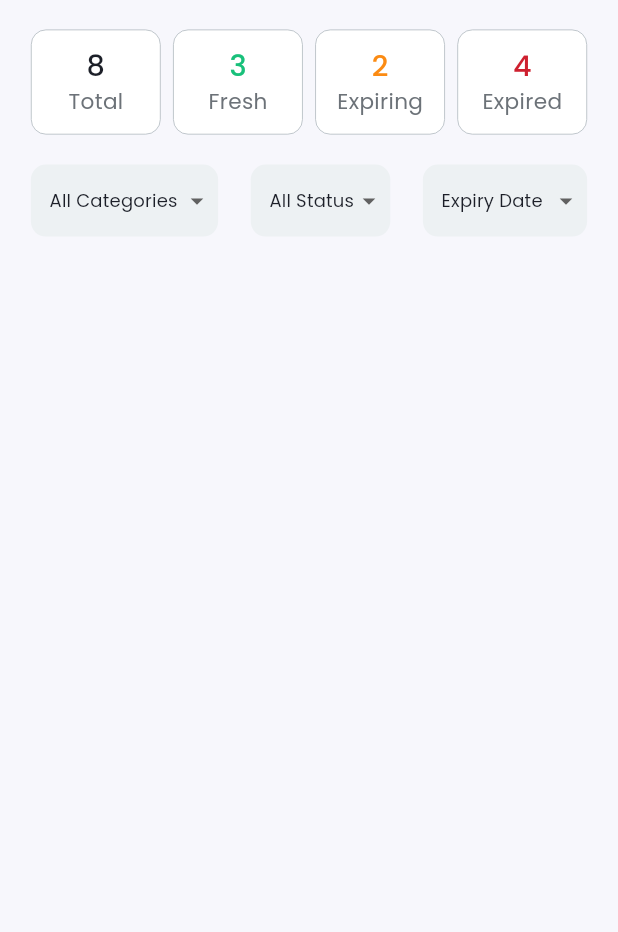
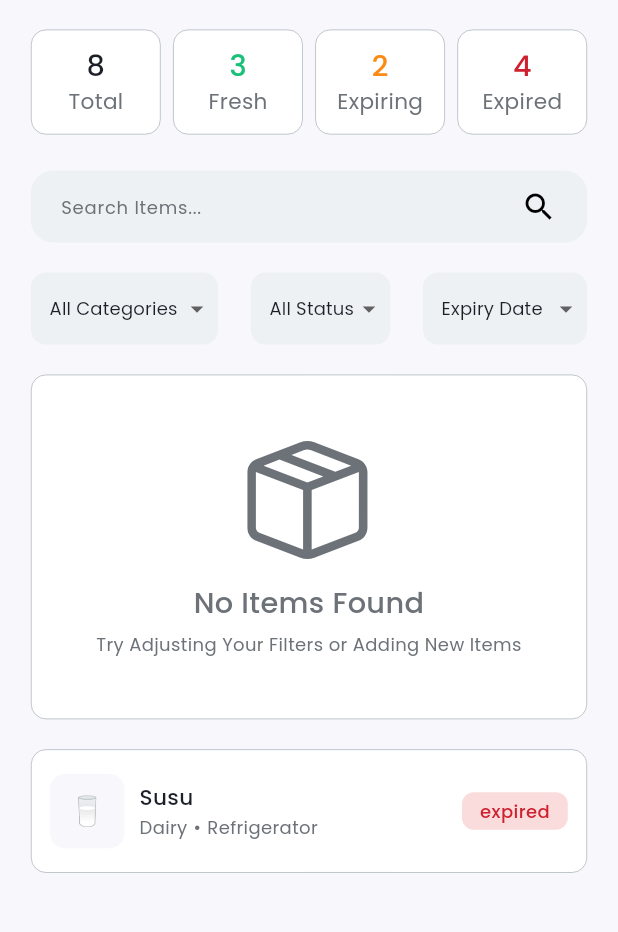
Before and after one commit to hao47/pantrikita, a Flutter app: the PantryPage screen opened directly, on a phone screen of 412 x 824 dp, the part 71-1003 px from its top. Run offline on Flutter 3.47's test engine with Material 3 defaults, Android fonts, the phone set to English and light mode, and no system bars; our stand-ins replace bloc, equatable, flutter_bloc, flutter_dotenv, flutter_svg, get_it and 5 more; accounts and stored records are empty.

Commit message:
feat: [SF] completing pantry page ui

```diff
--- a/lib/core/bloc/provider/provider.dart
+++ b/lib/core/bloc/provider/provider.dart
@@ -1,7 +1,14 @@
+import 'package:flutter_bloc/flutter_bloc.dart';
+import 'package:pantrikita/feature/pantry/presentation/bloc/pantry_bloc.dart';
+
+import '../../../injection-container.dart';
+
 class Provider {
   static providers() {
     return [
-
+      BlocProvider(
+        create: (_) => sl.get<PantryBloc>(),
+      ),
     ];
   }
 }
--- /dev/null
+++ b/lib/core/widgets/card_item.dart
@@ -0,0 +1,125 @@
+import 'package:flutter/material.dart';
+import 'package:pantrikita/core/theme/color_value.dart';
+import 'package:pantrikita/core/theme/text_style.dart';
+
+class CardItem extends StatelessWidget {
+  CardItem({
+    super.key,
+    required this.textName,
+    required this.textCategory,
+    required this.textLocation,
+    required this.textStatus,
+    required this.icon,
+    required this.status,
+  });
+
+  String textName;
+  String textCategory;
+  String textLocation;
+  String textStatus;
+  String icon;
+  String status;
+
+  Color statusColor() {
+    switch (status) {
+      case 'GREEN_TRANSPARENT':
+        return ColorValue.green;
+      case 'YELLOW_TRANSPARENT':
+        return ColorValue.yellowDark;
+      case 'RED_TRANSPARENT':
+        return ColorValue.red;
+      default:
+        return ColorValue.grayDark;
+    }
+  }
+
+  Color statusBackgroundColor() {
+    switch (status) {
+      case 'GREEN_TRANSPARENT':
+        return ColorValue.greenStatusTransparant;
+      case 'YELLOW_TRANSPARENT':
+        return ColorValue.yellowStatusTransparant;
+      case 'RED_TRANSPARENT':
+        return ColorValue.redStatusTransparant;
+      default:
+        return ColorValue.grayDark;
+    }
+  }
+
+  @override
+  Widget build(BuildContext context) {
+    double screenWidth = MediaQuery.of(context).size.width;
+
+    return Container(
+        width: double.infinity,
+        height: screenWidth * 0.2,
+        padding: EdgeInsets.symmetric(horizontal: screenWidth * 0.03),
+        decoration: BoxDecoration(
+            color: ColorValue.whiteColor,
+            borderRadius: BorderRadius.circular(10),
+            border: Border.all(color: ColorValue.gray, width: 0.5)
+        ),
+        child: Row(
+          mainAxisAlignment: MainAxisAlignment.start,
+          crossAxisAlignment: CrossAxisAlignment.center,
+          children: [
+            Row(
+
+                mainAxisAlignment: MainAxisAlignment.start,
+                crossAxisAlignment: CrossAxisAlignment.center,
+                children: [
+                  Container(
+                      width: screenWidth * 0.12,
+                      height: screenWidth * 0.12,
+                      decoration: BoxDecoration(
+                        color: ColorValue.backgroundColor,
+                        borderRadius: BorderRadius.circular(10),
+                      ),
+                      child: Center(
+                          child: Text(icon, style: tsBodyLargeRegular(ColorValue.black))
+                      )
+                  ),
+
+                  const SizedBox(width: 10),
+
+                  Column(
+                      mainAxisAlignment: MainAxisAlignment.center,
+                      crossAxisAlignment: CrossAxisAlignment.start,
+                      children: [
+                        Text(textName, style: tsBodySmallMedium(ColorValue.black)),
+
+                        Row(
+                            children: [
+                              Text(textCategory, style: tsLabelLargeRegular(ColorValue.grayDark)),
+                              const SizedBox(width: 4),
+                              Text('•', style: tsLabelLargeRegular(ColorValue.grayDark)),
+                              const SizedBox(width: 4),
+                              Text(textLocation, style: tsLabelLargeRegular(ColorValue.grayDark)),
+                            ]
+                        )
+                      ]
+                  )
+                ]
+
+            ),
+
+            Spacer(),
+
+            Container(
+
+                padding: const EdgeInsets.symmetric(horizontal: 12, vertical: 4),
+                decoration: BoxDecoration(
+                  color: statusBackgroundColor(),
+                  borderRadius: BorderRadius.circular(8),
+                ),
+                child: Text(
+                  textStatus,
+                  style: tsLabelLargeMedium(statusColor()),
+                )
+
+            ),
+          ],
+        )
+    );
+  }
+}
--- a/lib/feature/pantry/presentation/pages/pantry_page.dart
+++ b/lib/feature/pantry/presentation/pages/pantry_page.dart
@@ -3,11 +3,14 @@ import 'package:flutter/material.dart';
 import 'package:flutter_bloc/flutter_bloc.dart';
 import 'package:pantrikita/core/theme/color_value.dart';
 import 'package:pantrikita/core/theme/text_style.dart';
+import 'package:pantrikita/core/widgets/card_item.dart';
 import 'package:pantrikita/feature/pantry/data/dropdown_data/category_dropdown_data.dart';
 import 'package:pantrikita/feature/pantry/data/dropdown_data/sort_dropdown_data.dart';
 import 'package:pantrikita/feature/pantry/data/dropdown_data/status_dropdown_data.dart';
 import 'package:pantrikita/feature/pantry/presentation/bloc/pantry_bloc.dart';
+import 'package:pantrikita/feature/pantry/presentation/widgets/card_no_item.dart';
 import 'package:pantrikita/feature/pantry/presentation/widgets/card_summary_pantry.dart';
+import 'package:pantrikita/feature/pantry/presentation/widgets/custom_search_bar.dart';
 import 'package:pantrikita/feature/pantry/presentation/widgets/dropdown_filter_pantry.dart';
 
 class PantryPage extends StatelessWidget {
@@ -16,6 +19,9 @@ class PantryPage extends StatelessWidget {
   @override
   Widget build(BuildContext context) {
     double screenWidth = MediaQuery.of(context).size.width;
+    double screenHeight = MediaQuery.of(context).size.height;
+
+    final searchController = TextEditingController();
 
     return Scaffold(
       backgroundColor: ColorValue.backgroundColor,
@@ -39,6 +45,23 @@ class PantryPage extends StatelessWidget {
                         CardSummaryPantry(textTitle: 'Expiring', totalCount: 2, countColor: ColorValue.primary),
                         CardSummaryPantry(textTitle: 'Expired', totalCount: 4, countColor: ColorValue.red),
                       ]
+                  ),
+
+                  SizedBox(height: 20),
+
+                  CustomSearchBar(
+                      hintName: 'Search Items...',
+                      screenHeight: screenHeight,
+                      screenWidth: screenWidth,
+                      onSearch: (query) {
+                        searchController.text = query;
+                        context.read<PantryBloc>().add(GetFilterSearchEvent(filterSearch: query));
+                      },
+                      onClearSearch: () {
+                        searchController.clear();
+                        context.read<PantryBloc>().add(GetFilterSearchEvent(filterSearch: ''));
+                      },
+                      searchController: searchController
                   ),
 
                   SizedBox(height: 20),
@@ -77,7 +100,17 @@ class PantryPage extends StatelessWidget {
                           );
                         }),
                       ]
-                  )
+                  ),
+
+                  SizedBox(height: 20),
+
+                  CardNoItem(),
+
+                  SizedBox(height: 20),
+
+                  CardItem(textName: 'Susu', textCategory: 'Dairy', textLocation: "Refrigerator", textStatus: "expired", icon: '🥛', status: 'RED_TRANSPARENT'),
+
+                  SizedBox(height: 20)
                 ],
               ),
             ),
--- /dev/null
+++ b/lib/feature/pantry/presentation/widgets/card_no_item.dart
@@ -0,0 +1,52 @@
+import 'package:flutter/material.dart';
+import 'package:flutter_svg/svg.dart';
+import 'package:pantrikita/core/theme/color_value.dart';
+import 'package:pantrikita/core/theme/text_style.dart';
+
+class CardNoItem extends StatelessWidget {
+  CardNoItem({
+    super.key,
+  });
+
+  @override
+  Widget build(BuildContext context) {
+    double screenWidth = MediaQuery.of(context).size.width;
+
+    return Container(
+        width: double.infinity,
+        padding: EdgeInsets.symmetric(vertical: screenWidth * 0.1, horizontal: screenWidth * 0.1),
+        decoration: BoxDecoration(
+            color: Colors.white,
+            borderRadius: BorderRadius.circular(10),
+            border: Border.all(color: ColorValue.gray, width: 0.5)
+        ),
+        child: Column(
+            mainAxisAlignment: MainAxisAlignment.center,
+            crossAxisAlignment: CrossAxisAlignment.center,
+            children: [
+              SvgPicture.asset(
+                  'assets/svg/box.svg',
+                  width: screenWidth * 0.2,
+                  height: screenWidth * 0.2,
+                  colorFilter: ColorFilter.mode(
+                    ColorValue.grayDark,
+                    BlendMode.srcIn,
+                  )
+              ),
+              SizedBox(height: 15),
+              Text(
+                'No Items Found',
+                style: tsBodyLargeMedium(ColorValue.grayDark),
+                textAlign: TextAlign.center,
+              ),
+              SizedBox(height: 5),
+              Text(
+                'Try Adjusting Your Filters or Adding New Items',
+                style: tsLabelLargeRegular(ColorValue.grayDark),
+                textAlign: TextAlign.center,
+              ),
+            ]
+        )
+    );
+  }
+}
--- /dev/null
+++ b/lib/feature/pantry/presentation/widgets/custom_search_bar.dart
@@ -0,0 +1,84 @@
+import 'package:flutter/material.dart';
+import 'package:pantrikita/core/theme/color_value.dart';
+import 'package:pantrikita/core/theme/text_style.dart';
+
+class CustomSearchBar extends StatelessWidget {
+  const CustomSearchBar({
+    super.key,
+    required this.hintName,
+    required this.screenHeight,
+    required this.screenWidth,
+    required this.onSearch,
+    required this.onClearSearch,
+    required this.searchController,
+  });
+
+  final String hintName;
+  final double screenHeight;
+  final double screenWidth;
+  final Function(String) onSearch;
+  final TextEditingController searchController;
+  final VoidCallback onClearSearch;
+
+  @override
+  Widget build(BuildContext context) {
+    double dpi = MediaQuery.of(context).devicePixelRatio * 170;
+    TextStyle textStyleTitle = dpi < 380
+        ? tsLabelLargeRegular(ColorValue.grayDark)
+        : tsBodySmallRegular(ColorValue.grayDark);
+
+    return SafeArea(
+      child: Container(
+        width: screenWidth,
+        child: Column(
+          mainAxisSize: MainAxisSize.min,
+          children: [
+            Container(
+              margin: const EdgeInsets.only(top: 4),
+              padding: const EdgeInsets.only(left: 20, right: 8),
+              decoration: BoxDecoration(
+                color: ColorValue.silver,
+                borderRadius: BorderRadius.circular(15),
+              ),
+              width: screenWidth * 0.9,
+              child: TextField(
+                onSubmitted: (value) {
+                  if (value.isEmpty) {
+                    onClearSearch();
+                  } else {
+                    onSearch(value);
+                  }
+                },
+                textAlignVertical: TextAlignVertical.center,
+                controller: searchController,
+                style: tsBodySmallRegular(ColorValue.black),
+                decoration: InputDecoration(
+                  border: InputBorder.none,
+                  suffixIcon: searchController.text.isNotEmpty
+                      ? IconButton(
+                          icon: const Icon(
+                            Icons.clear,
+                            color: Color.fromRGBO(0, 0, 0, 100),
+                          ),
+                          onPressed: () {
+                            searchController.clear();
+                            onClearSearch();
+                          },
+                        )
+                      : const Icon(
+                          Icons.search,
+                          color: Color.fromRGBO(0, 0, 0, 100),
+                        ),
+                  focusColor: const Color.fromRGBO(246, 246, 246, 100),
+                  fillColor: const Color.fromRGBO(246, 246, 246, 100),
+                  hintText: hintName,
+                  hintStyle: textStyleTitle,
+                ),
+              ),
+            ),
+          ],
+        ),
+      ),
+    );
+  }
+}
--- a/lib/injection-container.dart
+++ b/lib/injection-container.dart
@@ -2,6 +2,7 @@ import 'package:get_it/get_it.dart';
 import 'package:get_storage/get_storage.dart';
 import 'package:http/http.dart' as http;
 import 'package:internet_connection_checker/internet_connection_checker.dart';
+import 'package:pantrikita/feature/pantry/presentation/bloc/pantry_bloc.dart';
 
 import 'core/util/local/local_storage.dart';
 import 'core/util/network/network_info.dart';
@@ -10,6 +11,7 @@ final sl = GetIt.I;
 
 Future<void> initializeServiceLocator() async {
   /// Feature Page
+  _initializePantryFeature();
 
   /// Core
   ///
@@ -31,3 +33,10 @@ Future<void> initializeServiceLocator() async {
   sl.registerLazySingleton(() => http.Client());
   sl.registerLazySingleton(() => InternetConnectionChecker);
 }
+
+void _initializePantryFeature() {
+  // bloc
+  sl.registerFactory(
+        () => PantryBloc(),
+  );
+}
--- a/lib/main.dart
+++ b/lib/main.dart
@@ -3,6 +3,7 @@
 import 'package:flutter_dotenv/flutter_dotenv.dart';
 import 'package:get_storage/get_storage.dart';
 import 'package:intl/date_symbol_data_local.dart';
+import 'package:pantrikita/core/bloc/provider/provider.dart';
 import 'package:pantrikita/feature/pantry/presentation/pages/pantry_page.dart';
 import 'package:pantrikita/injection-container.dart';
 import 'core/bloc/observer/app_bloc_observer.dart';
@@ -31,11 +32,14 @@
   Widget build(BuildContext context) {
     initializeDateFormatting('id_ID');
 
-    return MaterialApp(
-      navigatorKey: navigatorKey,
-      title: 'PantriKita',
-      debugShowCheckedModeBanner: false,
-      home: PantryPage(),
+    return MultiBlocProvider(
+      providers: Provider.providers(),
+      child: MaterialApp(
+        navigatorKey: navigatorKey,
+        title: 'PantriKita',
+        debugShowCheckedModeBanner: false,
+        home: PantryPage(),
+      ),
     );
   }
 }
```
Also changed, not shown: assets/svg/box.svg (added), assets/svg/dummy.txt (deleted).
